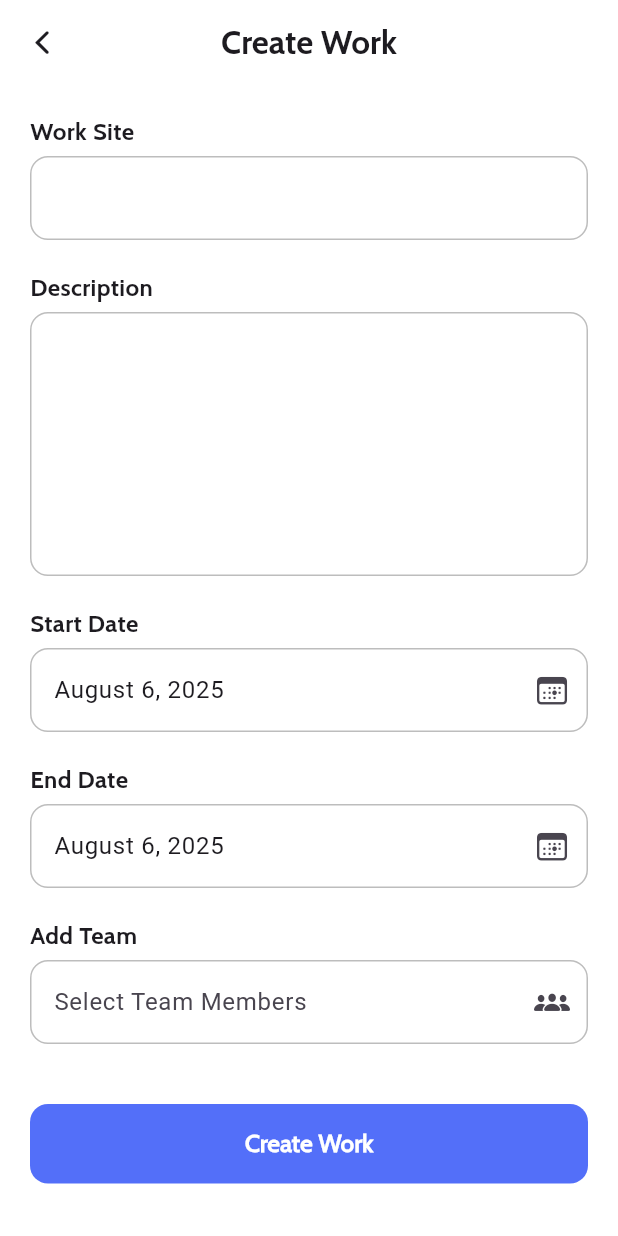
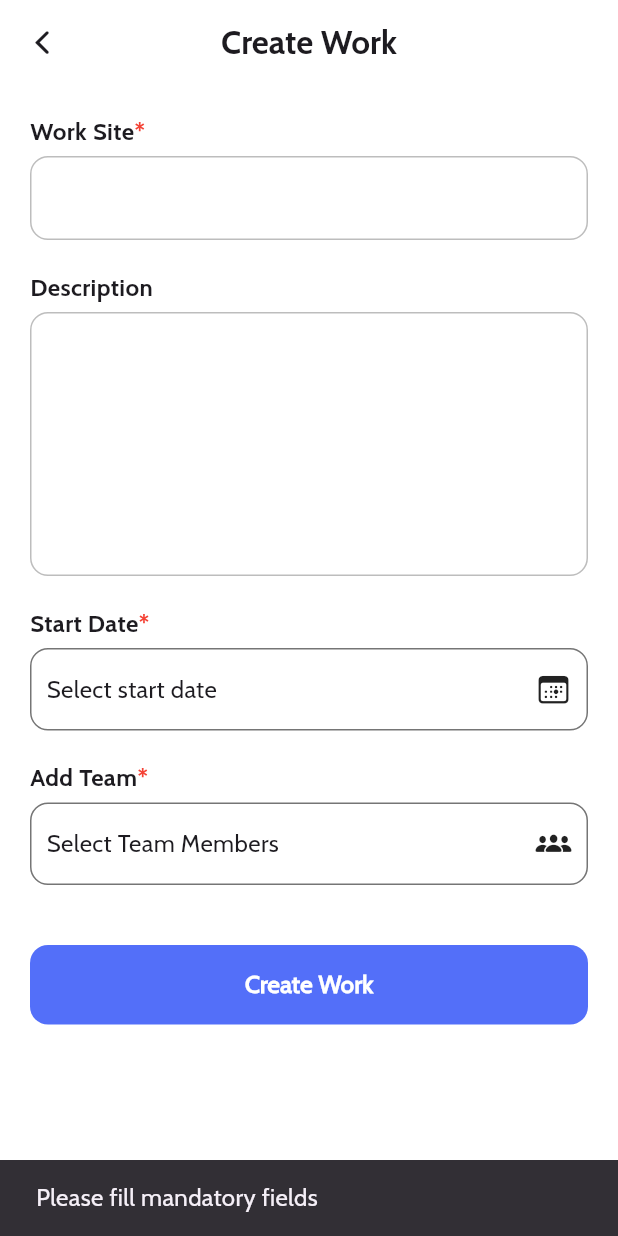
Before and after one commit to Shyamjith-Haridas/eroll, a Flutter app: the CreateWorkScreen screen opened by its route, after a tap on "Create Work", on a phone screen of 412 x 824 dp. Run offline on Flutter 3.47's test engine with Material 3 defaults, Android fonts, the phone set to English and light mode, and no system bars; our stand-ins replace animate_do, cloud_firestore, easy_date_timeline, firebase_core, lottie; accounts and stored records are empty.

Commit message:
ERL 08 | i can create works - integration completed

```diff
--- a/lib/app_providers.dart
+++ b/lib/app_providers.dart
@@ -1,3 +1,4 @@
+import 'package:eroll/features/works/create_work/provider/create_work_provider.dart';
 import 'package:provider/provider.dart';
 import 'package:provider/single_child_widget.dart';
 
@@ -9,6 +10,7 @@ class AppProviders {
     return [
       ChangeNotifierProvider(create: (_) => CreateStaffProvider()),
       ChangeNotifierProvider(create: (_) => ViewStaffProvider()),
+      ChangeNotifierProvider(create: (_) => CreateWorkProvider()),
     ];
   }
 }
--- a/lib/features/staffs/provider/view_staff_provider.dart
+++ b/lib/features/staffs/provider/view_staff_provider.dart
@@ -6,10 +6,9 @@ import 'package:flutter/cupertino.dart';
 
 class ViewStaffProvider extends ChangeNotifier {
   List<CreateStaffModel> _viewStaffList = [];
+  bool _isLoading = false;
 
   List<CreateStaffModel> get viewStaffList => _viewStaffList;
-
-  bool _isLoading = false;
 
   bool get isLoading => _isLoading;
 
--- /dev/null
+++ b/lib/features/works/create_work/model/create_work_model.dart
@@ -0,0 +1,60 @@
+import 'package:cloud_firestore/cloud_firestore.dart';
+import 'package:eroll/features/create_staff/model/create_staff_model.dart';
+
+class CreateWorkModel {
+  String workId;
+  String workSiteName;
+  String workDescription;
+  DateTime startDate;
+  DateTime? endDate;
+  List<Map<String, dynamic>> assignedEmployeesList;
+  DateTime createdAt;
+  DateTime? updatedAt;
+
+  CreateWorkModel({
+    required this.workId,
+    required this.workSiteName,
+    required this.workDescription,
+    required this.startDate,
+    this.endDate,
+    required this.assignedEmployeesList,
+    required this.createdAt,
+    this.updatedAt,
+  });
+
+  Map<String, dynamic> toJson() {
+    return {
+      'workId': workId,
+      'workSiteName': workSiteName,
+      'workDescription': workDescription,
+      'startDate': startDate,
+      'endDate': endDate,
+      'assignedEmployeeList': assignedEmployeesList,
+      'createdAt': createdAt,
+      'updatedAt': updatedAt,
+    };
+  }
+
+  factory CreateWorkModel.fromJson(Map<String, dynamic> map) {
+    return CreateWorkModel(
+      workId: map['workId'],
+      workSiteName: map['workSiteName'],
+      workDescription: map['workDescription'],
+      startDate: (map['startDate'] as Timestamp).toDate(),
+      endDate:
+          map['endDate'] != null
+              ? (map['endDate'] as Timestamp).toDate()
+              : null,
+      assignedEmployeesList: List<Map<String, dynamic>>.from(
+        (map['assignedEmployeesList'] as List).map(
+          (e) => Map<String, dynamic>.from(e),
+        ),
+      ),
+      createdAt: (map['createdAt'] as Timestamp).toDate(),
+      updatedAt:
+          map['updatedAt'] != null
+              ? (map['updatedAt'] as Timestamp).toDate()
+              : null,
+    );
+  }
+}
--- /dev/null
+++ b/lib/features/works/create_work/provider/create_work_provider.dart
@@ -0,0 +1,107 @@
+import 'dart:developer';
+
+import 'package:cloud_firestore/cloud_firestore.dart';
+import 'package:eroll/features/create_staff/model/create_staff_model.dart';
+import 'package:eroll/features/staffs/provider/view_staff_provider.dart';
+import 'package:flutter/widgets.dart';
+import 'package:provider/provider.dart';
+
+import '../model/create_work_model.dart';
+
+class CreateWorkProvider extends ChangeNotifier {
+  bool _isLoading = false;
+  List<CreateStaffModel> _staffsList = [];
+  List<CreateStaffModel> _selectedTeamMember = [];
+  DateTime? _startDate;
+
+  bool get isLoading => _isLoading;
+
+  List<CreateStaffModel> get staffsList => _staffsList;
+
+  List<CreateStaffModel> get selectedTeamMember => _selectedTeamMember;
+
+  DateTime? get startDate => _startDate;
+
+  void setLoading(bool value) {
+    _isLoading = value;
+    notifyListeners();
+  }
+
+  void setStartDate(DateTime value) {
+    _startDate = value;
+    notifyListeners();
+  }
+
+  // Create work
+  Future<void> createWork({
+    required String workSiteName,
+    String? workDescription,
+    required DateTime startDate,
+    DateTime? endDate,
+    required List<CreateStaffModel> teamMembers,
+  }) async {
+    try {
+      setLoading(true);
+
+      final firebase = FirebaseFirestore.instance.collection('works');
+      final docRef = firebase.doc();
+
+      final assignedEmployees =
+          teamMembers.map((e) {
+            return {'staffId': e.staffId, 'name': e.name};
+          }).toList();
+
+      final work = CreateWorkModel(
+        workId: docRef.id,
+        workSiteName: workSiteName,
+        workDescription: workDescription ?? '',
+        startDate: startDate,
+        endDate: endDate,
+        assignedEmployeesList: assignedEmployees,
+        createdAt: DateTime.now(),
+        updatedAt: null,
+      );
+
+      await docRef.set(work.toJson());
+      notifyListeners();
+    } catch (error) {
+      log('Error while creating work: $error');
+    } finally {
+      setLoading(false);
+    }
+  }
+
+  // Fetch staff - add team
+  Future<void> fetchStaffs(BuildContext context) async {
+    try {
+      setLoading(true);
+      final staffProvider = Provider.of<ViewStaffProvider>(
+        context,
+        listen: false,
+      );
+      await staffProvider.fetchStaffs();
+      _staffsList = staffProvider.viewStaffList;
+
+      _selectedTeamMember.clear();
+      notifyListeners();
+    } catch (error) {
+      log('Create Work Provider :: Error while fetching staff list: $error');
+    } finally {
+      setLoading(false);
+    }
+  }
+
+  // Select staff
+  void selectStaffMember(CreateStaffModel staffModel) {
+    if (_selectedTeamMember.contains(staffModel)) {
+      _selectedTeamMember.remove(staffModel);
+    } else {
+      _selectedTeamMember.add(staffModel);
+    }
+    notifyListeners();
+  }
+
+  bool isStaffMemberSelected(CreateStaffModel staff) {
+    return _selectedTeamMember.contains(staff);
+  }
+}
--- /dev/null
+++ b/lib/features/works/create_work/view/components/custom_form_label.dart
@@ -0,0 +1,29 @@
+import 'package:flutter/material.dart';
+
+import '../../../../../core/constants/app_colors.dart';
+
+class CustomFormLabel extends StatelessWidget {
+  final String labelText;
+  final bool isMandatory;
+
+  const CustomFormLabel({
+    super.key,
+    required this.labelText,
+    this.isMandatory = true,
+  });
+
+  @override
+  Widget build(BuildContext context) {
+    return Row(
+      children: [
+        Text(labelText, style: TextStyle(fontFamily: 'cabinBold')),
+        if (isMandatory) ...[
+          Text(
+            "*",
+            style: TextStyle(fontFamily: 'cabinBold', color: AppColors.red),
+          ),
+        ],
+      ],
+    );
+  }
+}
--- a/lib/features/works/create_work/view/create_work_screen.dart
+++ b/lib/features/works/create_work/view/create_work_screen.dart
@@ -1,9 +1,13 @@
 import 'package:eroll/components/button_widget.dart';
 import 'package:eroll/core/constants/app_colors.dart';
-import 'package:eroll/core/constants/data_constants.dart';
 import 'package:eroll/core/constants/utility_file.dart';
+import 'package:eroll/features/works/create_work/provider/create_work_provider.dart';
+import 'package:eroll/features/works/create_work/validators/input_validators.dart';
 import 'package:flutter/cupertino.dart';
 import 'package:flutter/material.dart';
+import 'package:provider/provider.dart';
+
+import 'components/custom_form_label.dart';
 
 class CreateWorkScreen extends StatefulWidget {
   const CreateWorkScreen({super.key});
@@ -13,100 +17,26 @@ class CreateWorkScreen extends StatefulWidget {
 }
 
 class _CreateWorkScreenState extends State<CreateWorkScreen> {
-  DateTime? selectedDate;
   final workSiteController = TextEditingController();
   final descriptionController = TextEditingController();
-  final dateTimeController = TextEditingController();
-  final addTeamMemberController = TextEditingController();
-
-  int selectedCount = 0;
-  List<String> selectedEmployees = [];
 
   @override
   void initState() {
     super.initState();
-    selectedDate = DateTime.now();
-    dateTimeController.text = UtilityFile.formatDateMonthYear(selectedDate!);
+
+    WidgetsBinding.instance.addPostFrameCallback((timeStamp) {
+      Provider.of<CreateWorkProvider>(
+        context,
+        listen: false,
+      ).fetchStaffs(context);
+    });
   }
 
-  Future<void> calender() async {
-    final DateTime? dateObject = await showDatePicker(
-      context: context,
-      initialDate: DateTime.now(),
-      firstDate: DateTime(2025),
-      lastDate: DateTime(2100),
-    );
-
-    if (dateObject != null) {
-      setState(() {
-        selectedDate = dateObject;
-        dateTimeController.text = UtilityFile.formatDateMonthYear(
-          selectedDate!,
-        );
-      });
-    }
-  }
-
-  void showPopup() {
-    showDialog(
-      context: context,
-      builder: (ctx) {
-        return AlertDialog(
-          backgroundColor: AppColors.white,
-          shape: RoundedRectangleBorder(
-            borderRadius: BorderRadius.circular(12),
-          ),
-          content: StatefulBuilder(
-            builder: (context, setState) {
-              return SizedBox(
-                width: MediaQuery.of(ctx).size.width * 0.8,
-                child: ListView.builder(
-                  shrinkWrap: true,
-                  itemCount: DataConstants.checkListEmployees.length,
-                  itemBuilder: (context, index) {
-                    final emp = DataConstants.checkListEmployees[index];
-
-                    return CheckboxListTile(
-                      title: Text(emp),
-                      value: selectedEmployees.contains(emp),
-                      onChanged: (value) {
-                        setState(() {
-                          if (value == true) {
-                            selectedEmployees.add(emp);
-                          } else {
-                            selectedEmployees.remove(emp);
-                          }
-                        });
-                      },
-                      activeColor: AppColors.primaryColor,
-                    );
-                  },
-                ),
-              );
-            },
-          ),
-          actions: [
-            TextButton(
-              onPressed: () {
-                Navigator.pop(ctx);
-              },
-              child: Text('Cancel', style: TextStyle(color: AppColors.black)),
-            ),
-            TextButton(
-              onPressed: () {
-                addTeamMemberController.text =
-                    '${selectedEmployees.length} selected';
-                Navigator.pop(context);
-              },
-              child: Text(
-                'Ok',
-                style: TextStyle(color: AppColors.primaryColor),
-              ),
-            ),
-          ],
-        );
-      },
-    );
+  @override
+  void dispose() {
+    workSiteController.dispose();
+    descriptionController.dispose();
+    super.dispose();
   }
 
   @override
@@ -114,9 +44,7 @@ class _CreateWorkScreenState extends State<CreateWorkScreen> {
     return Scaffold(
       appBar: AppBar(
         leading: IconButton(
-          onPressed: () {
-            Navigator.pop(context);
-          },
+          onPressed: () => Navigator.pop(context),
           icon: Icon(CupertinoIcons.back),
         ),
         title: Text('Create Work', style: TextStyle(fontFamily: 'cabinBold')),
@@ -129,9 +57,9 @@ class _CreateWorkScreenState extends State<CreateWorkScreen> {
               crossAxisAlignment: CrossAxisAlignment.start,
               children: [
                 // work site name field
-                Text('Work Site', style: TextStyle(fontFamily: 'cabinBold')),
+                CustomFormLabel(labelText: 'Work Site'),
                 SizedBox(height: 5),
-                TextField(
+                TextFormField(
                   controller: workSiteController,
                   minLines: 1,
                   decoration: InputDecoration(
@@ -145,11 +73,12 @@ class _CreateWorkScreenState extends State<CreateWorkScreen> {
                       borderSide: BorderSide(color: AppColors.grey400),
                     ),
                   ),
+                  validator: InputValidators.validateName,
                 ),
                 SizedBox(height: 20),
 
                 // description field
-                Text('Description', style: TextStyle(fontFamily: 'cabinBold')),
+                CustomFormLabel(labelText: 'Description', isMandatory: false),
                 SizedBox(height: 5),
                 TextField(
                   controller: descriptionController,
@@ -169,86 +98,126 @@ class _CreateWorkScreenState extends State<CreateWorkScreen> {
                 SizedBox(height: 20),
 
                 // Start Date
-                Text('Start Date', style: TextStyle(fontFamily: 'cabinBold')),
+                CustomFormLabel(labelText: 'Start Date'),
                 SizedBox(height: 5),
-                TextField(
-                  controller: dateTimeController,
-                  readOnly: true,
-                  onTap: () {
-                    calender();
-                  },
-
-                  decoration: InputDecoration(
-                    filled: true,
-                    fillColor: AppColors.white,
-                    suffixIcon: Icon(CupertinoIcons.calendar_today),
-                    border: OutlineInputBorder(
-                      borderRadius: BorderRadius.circular(12),
-                      borderSide: BorderSide(color: AppColors.grey400),
+                Consumer<CreateWorkProvider>(
+                  builder:
+                      (context, workProvider, _) => GestureDetector(
+                        onTap: () async {
+                          final selectDate = await showDatePicker(
+                            context: context,
+                            firstDate: DateTime(2025),
+                            lastDate: DateTime(2100),
+                            currentDate: DateTime.now(),
+                            builder:
+                                (context, child) => Theme(
+                                  data: Theme.of(context).copyWith(
+                                    dialogTheme: DialogThemeData(
+                                      backgroundColor: AppColors.white,
                                     ),
-                    enabledBorder: OutlineInputBorder(
-                      borderRadius: BorderRadius.circular(12),
-                      borderSide: BorderSide(color: AppColors.grey400),
+                                    colorScheme: ColorScheme.light(
+                                      primary: AppColors.primaryColor,
                                     ),
                                   ),
+                                  child: child!,
                                 ),
-                SizedBox(height: 20),
+                          );
 
-                // End date
-                Text('End Date', style: TextStyle(fontFamily: 'cabinBold')),
-                SizedBox(height: 5),
-                TextField(
-                  controller: dateTimeController,
-                  readOnly: true,
-                  onTap: () {
-                    calender();
+                          if (selectDate != null) {
+                            workProvider.setStartDate(selectDate);
+                          }
                         },
-
-                  decoration: InputDecoration(
-                    filled: true,
-                    fillColor: AppColors.white,
-                    suffixIcon: Icon(CupertinoIcons.calendar_today),
-                    border: OutlineInputBorder(
-                      borderRadius: BorderRadius.circular(12),
-                      borderSide: BorderSide(color: AppColors.grey400),
+                        child: Container(
+                          height: 55.0,
+                          padding: EdgeInsets.symmetric(horizontal: 10.0),
+                          decoration: BoxDecoration(
+                            border: Border.all(color: AppColors.grey),
+                            borderRadius: BorderRadius.circular(12.0),
                           ),
-                    enabledBorder: OutlineInputBorder(
-                      borderRadius: BorderRadius.circular(12),
-                      borderSide: BorderSide(color: AppColors.grey400),
+                          child: Row(
+                            mainAxisAlignment: MainAxisAlignment.spaceBetween,
+                            children: [
+                              Text(
+                                workProvider.startDate != null
+                                    ? UtilityFile.formatDateMonthYear(
+                                      workProvider.startDate!,
+                                    )
+                                    : 'Select start date',
+                              ),
+                              Icon(CupertinoIcons.calendar_today),
+                            ],
+                          ),
                         ),
                       ),
                 ),
                 SizedBox(height: 20),
 
                 // Add people
-                Text('Add Team', style: TextStyle(fontFamily: 'cabinBold')),
+                CustomFormLabel(labelText: 'Add Team'),
                 SizedBox(height: 5),
-                TextField(
-                  readOnly: true,
-                  controller: addTeamMemberController,
-                  decoration: InputDecoration(
-                    filled: true,
-                    fillColor: AppColors.white,
-                    hintText: 'Select Team Members',
-                    suffixIcon: Icon(CupertinoIcons.person_3_fill),
-                    border: OutlineInputBorder(
-                      borderRadius: BorderRadius.circular(12),
+                Consumer<CreateWorkProvider>(
+                  builder: (context, provider, _) {
+                    return GestureDetector(
+                      onTap: () => showPopup(),
+                      child: Container(
+                        height: 55.0,
+                        padding: EdgeInsets.symmetric(horizontal: 10.0),
+                        decoration: BoxDecoration(
+                          border: Border.all(color: AppColors.grey),
+                          borderRadius: BorderRadius.circular(12.0),
                         ),
-                    enabledBorder: OutlineInputBorder(
-                      borderRadius: BorderRadius.circular(12),
-                      borderSide: BorderSide(color: AppColors.grey400),
+                        child: Row(
+                          mainAxisAlignment: MainAxisAlignment.spaceBetween,
+                          children: [
+                            Text(
+                              provider.selectedTeamMember.isEmpty
+                                  ? "Select Team Members"
+                                  : "${provider.selectedTeamMember.length} member selected",
+                            ),
+                            Icon(CupertinoIcons.person_3_fill),
+                          ],
                         ),
                       ),
-                  onTap: showPopup,
+                    );
+                  },
                 ),
                 SizedBox(height: 40),
 
                 // Button
-                ButtonWidget(
+                Consumer<CreateWorkProvider>(
+                  builder:
+                      (context, provider, _) => ButtonWidget(
                         btnText: 'Create Work',
                         btnColor: AppColors.primaryColor,
-                  btnAction: () {},
-                  isLoading: false,
+                        btnAction: () async {
+                          final workSiteName = workSiteController.text.trim();
+                          final description = descriptionController.text;
+
+                          if (workSiteName.isEmpty ||
+                              provider.startDate == null ||
+                              provider.selectedTeamMember.isEmpty) {
+                            UtilityFile.showSnackBar(
+                              'Please fill mandatory fields',
+                              context,
+                            );
+                            return;
+                          }
+
+                          await provider.createWork(
+                            workSiteName: workSiteName,
+                            startDate: provider.startDate!,
+                            teamMembers: provider.selectedTeamMember,
+                          );
+
+                          if (!mounted) return;
+                          UtilityFile.showSnackBar(
+                            'Work created successfully',
+                            context,
+                          );
+                          Navigator.pop(context);
+                        },
+                        isLoading: provider.isLoading,
+                      ),
                 ),
               ],
             ),
@@ -257,4 +226,63 @@ class _CreateWorkScreenState extends State<CreateWorkScreen> {
       ),
     );
   }
+
+  void showPopup() async {
+    await showDialog(
+      context: context,
+      builder: (ctx) {
+        final provider = Provider.of<CreateWorkProvider>(
+          context,
+          listen: false,
+        );
+
+        return AlertDialog(
+          backgroundColor: AppColors.white,
+          shape: RoundedRectangleBorder(
+            borderRadius: BorderRadius.circular(12),
+          ),
+          content: StatefulBuilder(
+            builder: (context, setState) {
+              return Consumer<CreateWorkProvider>(
+                builder: (context, value, child) {
+                  return SizedBox(
+                    width: MediaQuery.of(context).size.width * 0.8,
+                    child: ListView.builder(
+                      shrinkWrap: true,
+                      itemCount: provider.staffsList.length,
+                      itemBuilder: (context, index) {
+                        final staff = provider.staffsList[index];
+
+                        return CheckboxListTile(
+                          title: Text(staff.name),
+                          value: provider.isStaffMemberSelected(staff),
+                          onChanged: (value) {
+                            provider.selectStaffMember(staff);
+                          },
+                          activeColor: AppColors.primaryColor,
+                        );
+                      },
+                    ),
+                  );
+                },
+              );
+            },
+          ),
+          actions: [
+            TextButton(
+              onPressed: () => Navigator.pop(context),
+              child: Text('Cancel', style: TextStyle(color: AppColors.black)),
+            ),
+            TextButton(
+              onPressed: () => Navigator.pop(context),
+              child: Text(
+                'Ok',
+                style: TextStyle(color: AppColors.primaryColor),
+              ),
+            ),
+          ],
+        );
+      },
+    );
   }
+}
```
Also changed, not shown: lib/features/works/create_work/validators/input_validators.dart (added, +26 -0 lines). Lines whose indentation alone changed are shown as unchanged.
